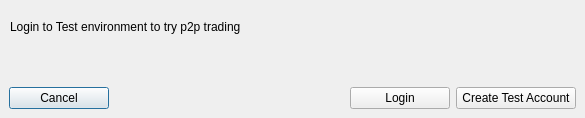
BlockSettle/terminal, file BlockSettleUILib/CreateAccountPrompt.ui: the form before one commit.
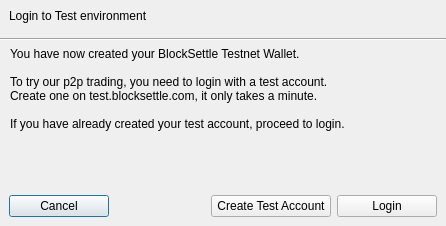
The form after the commit.

Commit message: Login flow updates

```diff
--- a/BlockSettleUILib/CreateAccountPrompt.ui
+++ b/BlockSettleUILib/CreateAccountPrompt.ui
@@ -6,8 +6,8 @@
    <rect>
     <x>0</x>
     <y>0</y>
-    <width>585</width>
-    <height>118</height>
+    <width>446</width>
+    <height>226</height>
    </rect>
   </property>
   <property name="windowTitle">
@@ -27,20 +27,30 @@
     <number>0</number>
    </property>
    <item>
-    <spacer name="verticalSpacer">
+    <widget class="QWidget" name="widget_2" native="true">
+     <layout class="QVBoxLayout" name="verticalLayout_2">
+      <item>
+       <widget class="QLabel" name="label_5">
+        <property name="text">
+         <string>Login to Test environment</string>
+        </property>
+        <property name="h1" stdset="0">
+         <bool>true</bool>
+        </property>
+        <property name="statusWarningLabel" stdset="0">
+         <bool>true</bool>
+        </property>
+       </widget>
+      </item>
+     </layout>
+    </widget>
+   </item>
+   <item>
+    <widget class="Line" name="line">
      <property name="orientation">
-      <enum>Qt::Vertical</enum>
+      <enum>Qt::Horizontal</enum>
      </property>
-     <property name="sizeType">
-      <enum>QSizePolicy::Fixed</enum>
-     </property>
-     <property name="sizeHint" stdset="0">
-      <size>
-       <width>20</width>
-       <height>20</height>
-      </size>
-     </property>
-    </spacer>
+    </widget>
    </item>
    <item>
     <layout class="QHBoxLayout" name="horizontalLayout">
@@ -53,7 +63,12 @@
      <item>
       <widget class="QLabel" name="label">
        <property name="text">
-        <string>Login to Test environment to try p2p trading</string>
+        <string>You have now created your BlockSettle Testnet Wallet.
+
+To try our p2p trading, you need to login with a test account.
+Create one on test.blocksettle.com, it only takes a minute.
+
+If you have already created your test account, proceed to login.</string>
        </property>
       </widget>
      </item>
@@ -104,19 +119,6 @@
         </property>
        </spacer>
       </item>
-      <item>
-       <widget class="QPushButton" name="pushButtonLogin">
-        <property name="minimumSize">
-         <size>
-          <width>100</width>
-          <height>0</height>
-         </size>
-        </property>
-        <property name="text">
-         <string>Login</string>
-        </property>
-       </widget>
-      </item>
       <item>
        <widget class="QPushButton" name="pushButtonCreateAccount">
         <property name="minimumSize">
@@ -130,6 +132,19 @@
         </property>
        </widget>
       </item>
+      <item>
+       <widget class="QPushButton" name="pushButtonLogin">
+        <property name="minimumSize">
+         <size>
+          <width>100</width>
+          <height>0</height>
+         </size>
+        </property>
+        <property name="text">
+         <string>Login</string>
+        </property>
+       </widget>
+      </item>
      </layout>
     </widget>
    </item>
```
Left out of the diff: 2 changed lines with no effect on the pictures. The commit also changes 2 other files.
